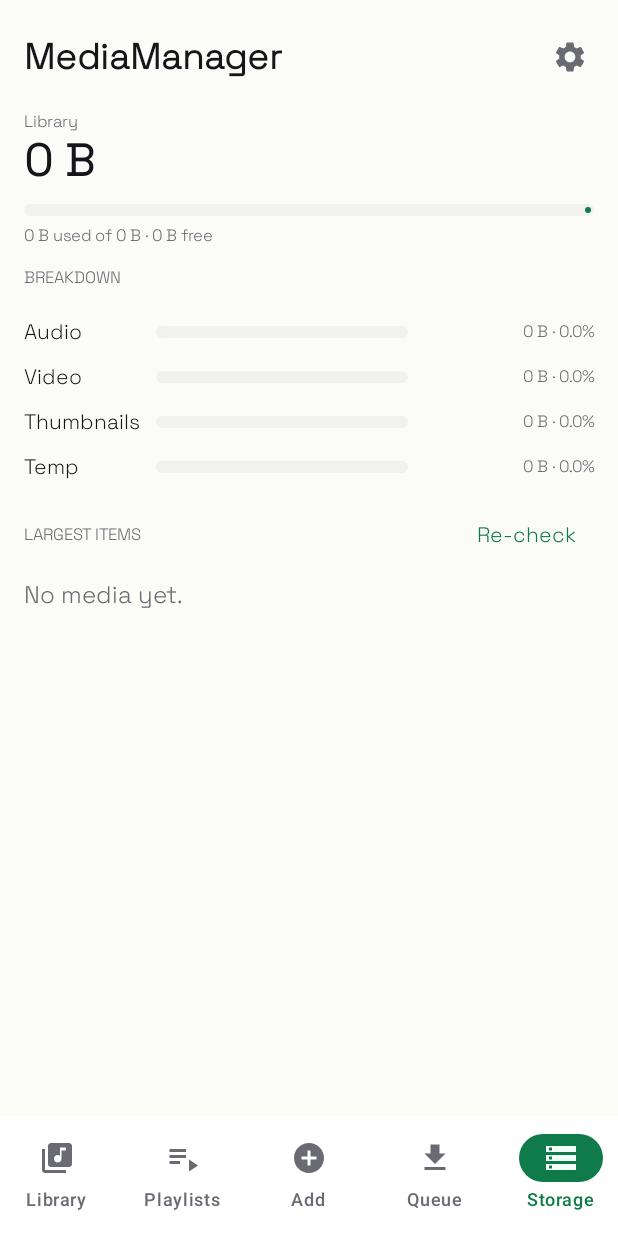
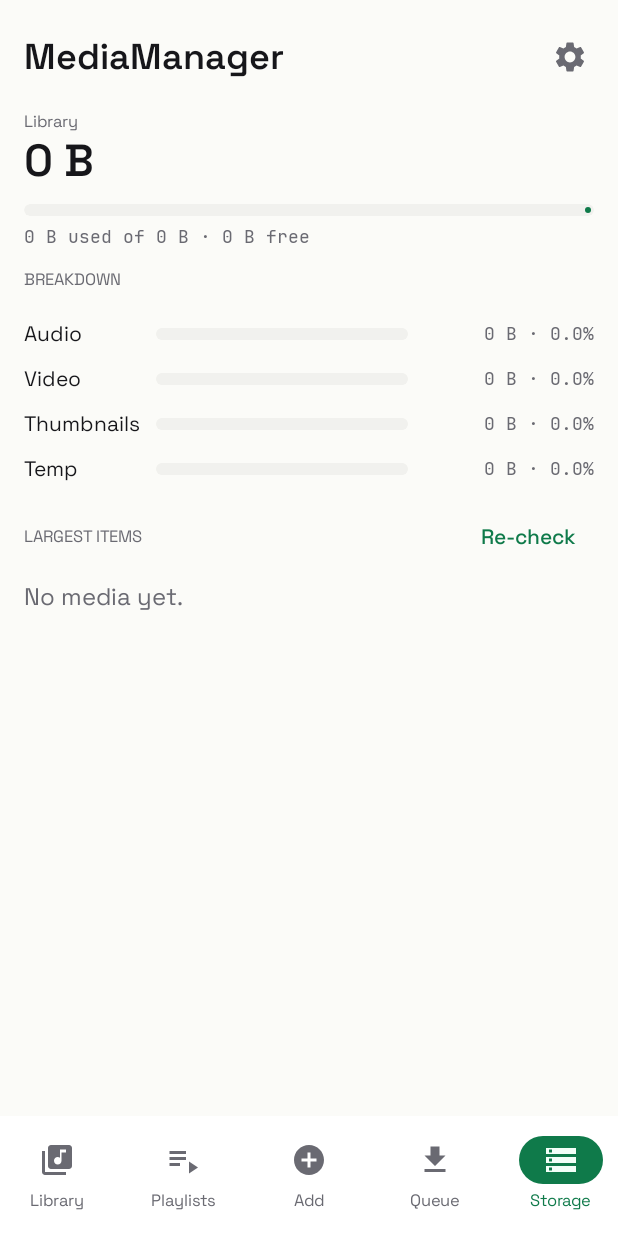
Before and after one commit to nassih-yassine/MediaManager, an Android app built with Jetpack Compose: the screen it shows after launch (MainActivity), item 5 of the bottom bar chosen, on a phone screen of 412 x 824 dp. Run offline under Robolectric (Android 15) with nearby library versions, the phone set to English and light mode, and no system bars; our stand-ins replace Room's generated code; libraries missing offline, so code that uses them is left out: com.yausername.ffmpeg, com.yausername.youtubedl_android; 5 statements that could not run were skipped.

Commit message:
feat(mobile): real font weights, mono numerals, YouTube client fallback
- Space Grotesk is a variable font; 400/500/600/700 are now pinned with
  FontVariation so headings are not synthesized. JetBrains Mono is used for
  numbers (durations, sizes, shares) as on the web.
- Bottom-nav labels use the display face again after labelMedium became mono.
- One download loop per service start: repeated startService calls were
  launching parallel loops and the first to finish stopped the service
  mid-download.
- YouTube 403s: retry the job with player_client=android_vr, then tv, then
  without a JS runtime, since the phone has no Node.
- README section for the Android app plus two screenshots.

```diff
--- a/apps/mobile/app/src/main/java/dev/mediamanager/mobile/ui/AppShell.kt
+++ b/apps/mobile/app/src/main/java/dev/mediamanager/mobile/ui/AppShell.kt
@@ -99,7 +99,13 @@ fun AppShell(container: AppContainer, player: PlayerRepository) {
                                 selected = current == entry,
                                 onClick = { tab = entry.name },
                                 icon = { Icon(entry.icon, contentDescription = entry.label) },
-                                label = { Text(entry.label) },
+                                label = {
+                                    Text(
+                                        entry.label,
+                                        style = androidx.compose.material3.MaterialTheme.typography.labelSmall,
+                                        maxLines = 1,
+                                    )
+                                },
                                 colors = NavigationBarItemDefaults.colors(
                                     selectedIconColor = colors.accentInk,
                                     selectedTextColor = colors.accent,
--- a/apps/mobile/app/src/main/java/dev/mediamanager/mobile/ui/downloads/DownloadsScreen.kt
+++ b/apps/mobile/app/src/main/java/dev/mediamanager/mobile/ui/downloads/DownloadsScreen.kt
@@ -62,7 +62,7 @@ fun DownloadsScreen(container: AppContainer) {
                 Text(
                     "${job.mode} · ${job.stage ?: job.status} · ${(job.progress * 100).toInt()}%",
                     color = colors.muted,
-                    style = androidx.compose.material3.MaterialTheme.typography.labelSmall,
+                    style = androidx.compose.material3.MaterialTheme.typography.labelMedium,
                 )
                 LinearProgressIndicator(
                     progress = { job.progress.coerceIn(0f, 1f) },
--- a/apps/mobile/app/src/main/java/dev/mediamanager/mobile/ui/player/Player.kt
+++ b/apps/mobile/app/src/main/java/dev/mediamanager/mobile/ui/player/Player.kt
@@ -91,7 +91,7 @@ fun MiniPlayer(player: PlayerRepository, filesDir: File, onOpen: () -> Unit) {
                 Text(
                     "${formatDuration(current.positionMs)} / ${formatDuration(current.durationMs)}",
                     color = colors.muted,
-                    style = androidx.compose.material3.MaterialTheme.typography.labelSmall,
+                    style = androidx.compose.material3.MaterialTheme.typography.labelMedium,
                 )
             }
             IconButton(onClick = { player.toggle() }) {
--- a/apps/mobile/app/src/main/java/dev/mediamanager/mobile/ui/storage/StorageScreen.kt
+++ b/apps/mobile/app/src/main/java/dev/mediamanager/mobile/ui/storage/StorageScreen.kt
@@ -89,7 +89,7 @@ fun StorageScreen(container: AppContainer, player: PlayerRepository) {
                     "${formatBytes(snapshot.deviceTotal - snapshot.deviceFree)} used of " +
                         "${formatBytes(snapshot.deviceTotal)} · ${formatBytes(snapshot.deviceFree)} free",
                     color = colors.muted,
-                    style = androidx.compose.material3.MaterialTheme.typography.labelSmall,
+                    style = androidx.compose.material3.MaterialTheme.typography.labelMedium,
                 )
             }
         }
@@ -148,7 +148,7 @@ fun StorageScreen(container: AppContainer, player: PlayerRepository) {
                         "${formatBytes(row.item.sizeBytes)} · ${formatShare(row.share)}" +
                             if (row.item.available) "" else " · missing",
                         color = if (row.item.available) colors.muted else colors.danger,
-                        style = androidx.compose.material3.MaterialTheme.typography.labelSmall,
+                        style = androidx.compose.material3.MaterialTheme.typography.labelMedium,
                     )
                 }
                 TextButton(onClick = { pendingDelete = row.item }) {
@@ -209,7 +209,7 @@ private fun BreakdownRow(label: String, bytes: Long, count: Int, whole: Long) {
             },
             color = colors.muted,
             modifier = Modifier.width(124.dp).padding(start = 10.dp),
-            style = androidx.compose.material3.MaterialTheme.typography.labelSmall,
+            style = androidx.compose.material3.MaterialTheme.typography.labelMedium,
             textAlign = TextAlign.End,
             maxLines = 1,
         )
--- a/apps/mobile/app/src/main/java/dev/mediamanager/mobile/ui/theme/Theme.kt
+++ b/apps/mobile/app/src/main/java/dev/mediamanager/mobile/ui/theme/Theme.kt
@@ -12,11 +12,31 @@ import androidx.compose.ui.graphics.luminance
 import androidx.compose.ui.text.TextStyle
 import androidx.compose.ui.text.font.Font
 import androidx.compose.ui.text.font.FontFamily
+import androidx.compose.ui.text.font.FontVariation
 import androidx.compose.ui.text.font.FontWeight
+import androidx.compose.ui.text.ExperimentalTextApi
 import androidx.compose.ui.unit.sp
 import dev.mediamanager.mobile.R
 
-val SpaceGrotesk = FontFamily(Font(R.font.space_grotesk, FontWeight.Normal))
+/**
+ * Space Grotesk ships as one variable font; each weight is pinned with a variation
+ * setting so 400/500/600/700 are real instances, not synthesized.
+ */
+@OptIn(ExperimentalTextApi::class)
+private fun spaceGrotesk(weight: Int, fontWeight: FontWeight) = Font(
+    resId = R.font.space_grotesk,
+    weight = fontWeight,
+    variationSettings = FontVariation.Settings(FontVariation.weight(weight)),
+)
+
+val SpaceGrotesk = FontFamily(
+    spaceGrotesk(400, FontWeight.Normal),
+    spaceGrotesk(500, FontWeight.Medium),
+    spaceGrotesk(600, FontWeight.SemiBold),
+    spaceGrotesk(700, FontWeight.Bold),
+)
+
+/** Numbers and durations only, exactly like the web's numeric face. */
 val JetBrainsMono = FontFamily(Font(R.font.jetbrains_mono, FontWeight.Normal))
 
 private val MmTypography = Typography(
@@ -27,7 +47,9 @@ private val MmTypography = Typography(
     bodyLarge = TextStyle(fontFamily = SpaceGrotesk, fontSize = 16.sp),
     bodyMedium = TextStyle(fontFamily = SpaceGrotesk, fontSize = 14.sp),
     labelLarge = TextStyle(fontFamily = SpaceGrotesk, fontWeight = FontWeight.Medium, fontSize = 14.sp),
+    labelMedium = TextStyle(fontFamily = JetBrainsMono, fontSize = 12.sp),
     labelSmall = TextStyle(fontFamily = SpaceGrotesk, fontSize = 11.sp),
+    bodySmall = TextStyle(fontFamily = SpaceGrotesk, fontSize = 12.sp),
 )
 
 fun isDark(colors: AppColors): Boolean = colors.ink.luminance() > 0.5f
```
Also changed, not shown: apps/mobile/app/src/main/java/dev/mediamanager/mobile/download/DownloadService.kt (+8 -1 lines), apps/mobile/app/src/main/java/dev/mediamanager/mobile/download/YtDlpArgs.kt (+17 -5 lines), apps/mobile/app/src/main/java/dev/mediamanager/mobile/download/YtDlpExtractor.kt (+39 -13 lines), 3 other files.
